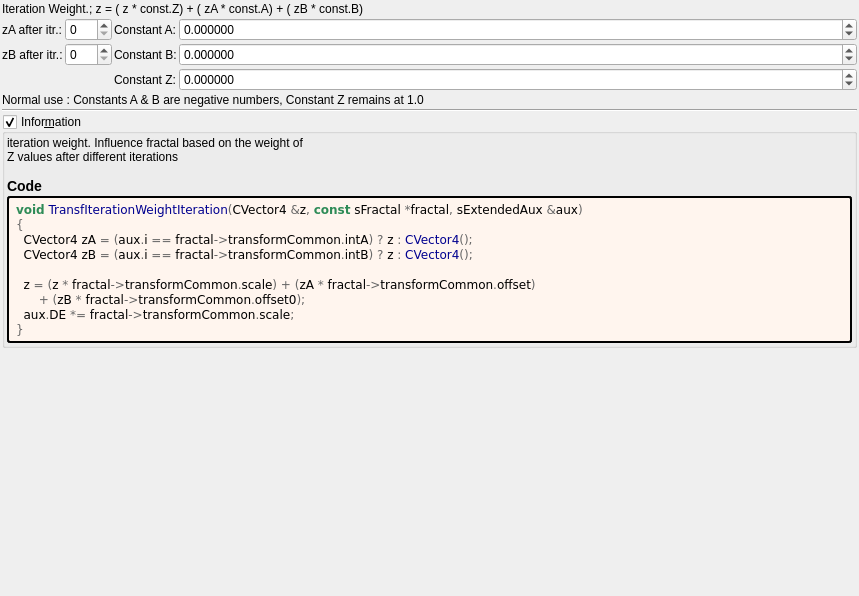
This is mandelbulber2/formula/ui/transf_iteration_weight.ui in buddhi1980/mandelbulber2 as Qt 5 draws it before an edit. The edited form follows.
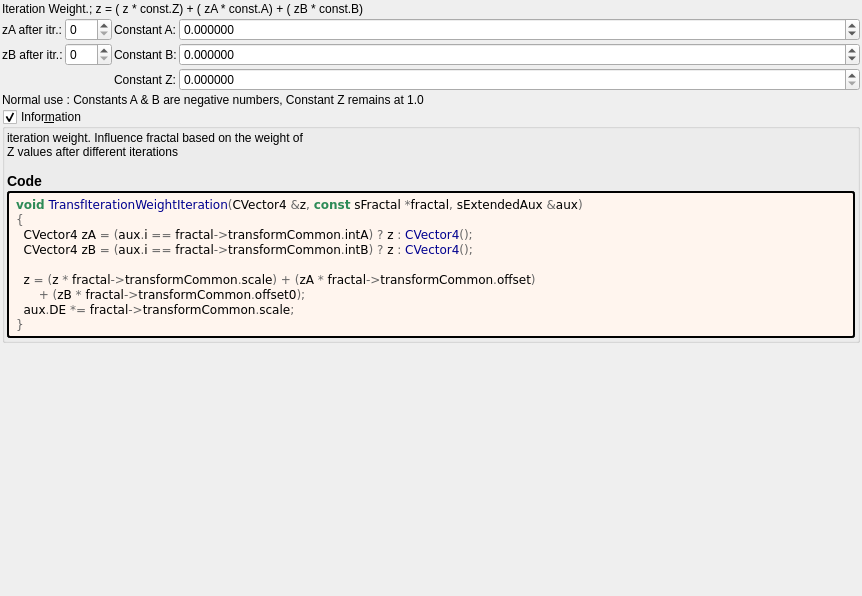
This is the edited form. Custom widgets are drawn as their Qt base class.

The edit to the form file:
```diff
--- a/mandelbulber2/formula/ui/transf_iteration_weight.ui
+++ b/mandelbulber2/formula/ui/transf_iteration_weight.ui
@@ -6,7 +6,7 @@
    <rect>
     <x>0</x>
     <y>0</y>
-    <width>859</width>
+    <width>862</width>
     <height>596</height>
    </rect>
   </property>
@@ -139,7 +139,7 @@
         <number>6</number>
        </property>
        <property name="minimum">
-        <double>-99.989999999999995</double>
+        <double>0.000000000000000</double>
        </property>
        <property name="maximum">
         <double>99.989999999999995</double>
@@ -207,13 +207,6 @@
      </item>
     </layout>
    </item>
-   <item>
-    <widget class="Line" name="line_8">
-     <property name="orientation">
-      <enum>Qt::Horizontal</enum>
-     </property>
-    </widget>
-   </item>
    <item>
     <widget class="MyGroupBox" name="groupCheck_info">
      <property name="title">
@@ -308,17 +301,17 @@
   </layout>
  </widget>
  <customwidgets>
+  <customwidget>
+   <class>MyDoubleSpinBox</class>
+   <extends>QDoubleSpinBox</extends>
+   <header>my_double_spin_box.h</header>
+  </customwidget>
   <customwidget>
    <class>MyGroupBox</class>
    <extends>QGroupBox</extends>
    <header>my_group_box.h</header>
    <container>1</container>
   </customwidget>
-  <customwidget>
-   <class>MyDoubleSpinBox</class>
-   <extends>QDoubleSpinBox</extends>
-   <header>my_double_spin_box.h</header>
-  </customwidget>
   <customwidget>
    <class>MySpinBox</class>
    <extends>QSpinBox</extends>
```
Left out of the diff: 2 changed lines with no effect on the pictures.
